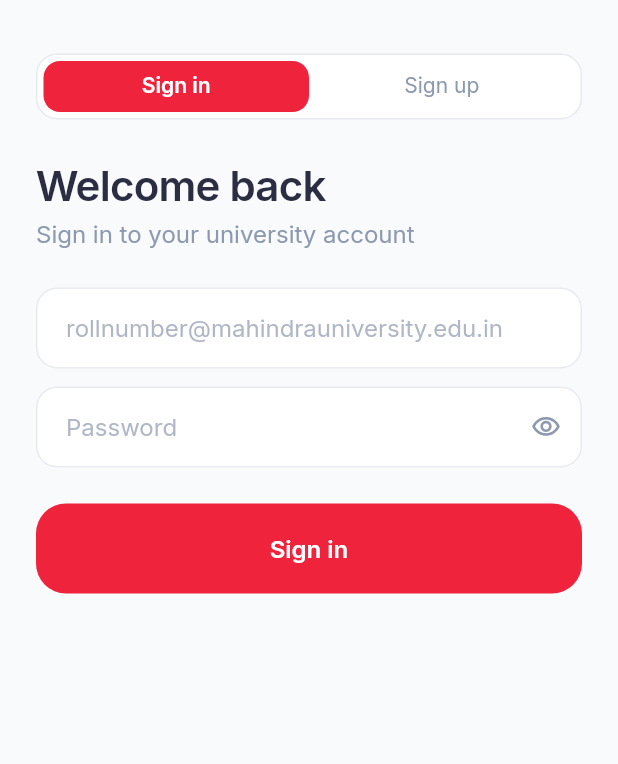
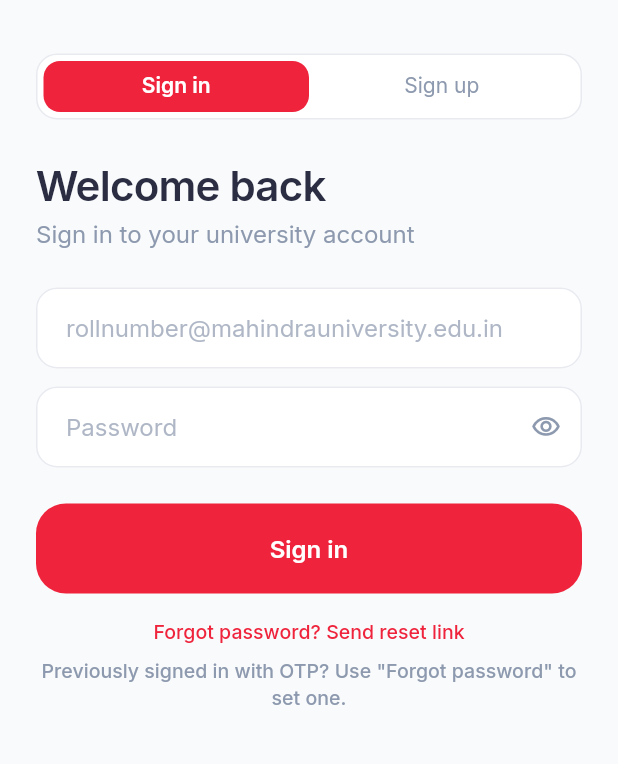
Before and after one commit to Guna1237/tomato, a Flutter app: the LoginScreen screen opened by its route, on a phone screen of 412 x 824 dp, the part 125-889 px from its top. Run offline on Flutter 3.47's test engine with Material 3 defaults, Android fonts, the phone set to English and light mode, and no system bars; our stand-ins replace cached_network_image, flutter_animate, flutter_map, flutter_riverpod, go_router, google_fonts and 4 more; missing offline and left inert: google_mlkit_face_detection; accounts and stored records are empty.

Commit message:
feat: sign up collects password then OTP, forgot password for existing users
- Sign up: email + password + confirm → signUp() → OTP verify → profile setup
- Sign in: email + password as before
- Forgot password link on sign-in tab sends reset email (handles users who
  had no password from old OTP-only flow)
- OTP screen: mode=signup param routes to /profile-setup, else checks profile
- OTP resend uses supabase.auth.resend(type: OtpType.signup)
- Friendlier error messages and snackbar styling throughout

Co-Authored-By: Claude Sonnet 4.6 <noreply@anthropic.com>

```diff
--- a/lib/features/auth/login_screen.dart
+++ b/lib/features/auth/login_screen.dart
@@ -15,13 +15,14 @@ class LoginScreen extends StatefulWidget {
 
 class _LoginScreenState extends State<LoginScreen>
     with SingleTickerProviderStateMixin {
-  // false = sign in (password), true = sign up (OTP)
   bool _isSignUp = false;
   bool _isLoading = false;
 
   final _emailCtrl = TextEditingController();
   final _passwordCtrl = TextEditingController();
+  final _confirmCtrl = TextEditingController();
   bool _showPassword = false;
+  bool _showConfirm = false;
 
   late final TabController _tabController;
 
@@ -35,6 +36,7 @@ class _LoginScreenState extends State<LoginScreen>
           _isSignUp = _tabController.index == 1;
           _emailCtrl.clear();
           _passwordCtrl.clear();
+          _confirmCtrl.clear();
         });
       }
     });
@@ -44,6 +46,7 @@ class _LoginScreenState extends State<LoginScreen>
   void dispose() {
     _emailCtrl.dispose();
     _passwordCtrl.dispose();
+    _confirmCtrl.dispose();
     _tabController.dispose();
     super.dispose();
   }
@@ -51,6 +54,7 @@ class _LoginScreenState extends State<LoginScreen>
   bool _validEmail(String email) =>
       email.trim().toLowerCase().endsWith('@mahindrauniversity.edu.in');
 
+  // Sign in: email + password
   Future<void> _signIn() async {
     final email = _emailCtrl.text.trim().toLowerCase();
     final password = _passwordCtrl.text;
@@ -75,24 +79,51 @@ class _LoginScreenState extends State<LoginScreen>
     }
   }
 
-  // Sign up sends OTP to email — no password needed for first-time users
+  // Sign up: email + password + confirm → send OTP → verify → profile setup
   Future<void> _signUp() async {
     final email = _emailCtrl.text.trim().toLowerCase();
+    final password = _passwordCtrl.text;
+    final confirm = _confirmCtrl.text;
 
     if (!_validEmail(email)) {
       _showError('Must be a @mahindrauniversity.edu.in address');
       return;
     }
+    if (password.length < 6) {
+      _showError('Password must be at least 6 characters');
+      return;
+    }
+    if (password != confirm) {
+      _showError('Passwords do not match');
+      return;
+    }
 
     setState(() => _isLoading = true);
     try {
-      await supabase.auth.signInWithOtp(
-        email: email,
-        shouldCreateUser: true,
-        emailRedirectTo: null,
-      );
+      // signUp creates the account with a password AND sends OTP to verify email
+      await supabase.auth.signUp(email: email, password: password);
       if (mounted) {
-        context.go('/otp?email=${Uri.encodeComponent(email)}');
+        context.go('/otp?email=${Uri.encodeComponent(email)}&mode=signup');
+      }
+    } catch (e) {
+      if (mounted) _showError(_friendlyError(e.toString()));
+    } finally {
+      if (mounted) setState(() => _isLoading = false);
+    }
+  }
+
+  // Forgot / set password: sends a magic link / OTP for password reset
+  Future<void> _forgotPassword() async {
+    final email = _emailCtrl.text.trim().toLowerCase();
+    if (!_validEmail(email)) {
+      _showError('Enter your MU email above first');
+      return;
+    }
+    setState(() => _isLoading = true);
+    try {
+      await supabase.auth.resetPasswordForEmail(email);
+      if (mounted) {
+        _showInfo('Password reset link sent to $email');
       }
     } catch (e) {
       if (mounted) _showError(_friendlyError(e.toString()));
@@ -106,8 +137,11 @@ class _LoginScreenState extends State<LoginScreen>
     if (r.contains('invalid login') || r.contains('invalid credentials')) {
       return 'Incorrect email or password';
     }
+    if (r.contains('already registered') || r.contains('user already')) {
+      return 'Account already exists — sign in instead';
+    }
     if (r.contains('email not confirmed')) {
-      return 'Check your email to confirm your account';
+      return 'Check your email inbox for the verification code';
     }
     if (r.contains('rate') || r.contains('429')) {
       return 'Too many attempts — wait a minute and try again';
@@ -130,12 +164,23 @@ class _LoginScreenState extends State<LoginScreen>
     );
   }
 
+  void _showInfo(String message) {
+    ScaffoldMessenger.of(context).showSnackBar(
+      SnackBar(
+        content: Text(message),
+        behavior: SnackBarBehavior.floating,
+        backgroundColor: AppColors.leaf500,
+        shape: RoundedRectangleBorder(borderRadius: BorderRadius.circular(12)),
+        margin: const EdgeInsets.fromLTRB(16, 0, 16, 24),
+      ),
+    );
+  }
+
   InputDecoration _field({required String hint, Widget? suffix}) {
     return InputDecoration(
       hintText: hint,
       hintStyle: AppTextStyles.body(
-        color: AppColors.lavenderGrey.withValues(alpha: 0.7),
-      ),
+          color: AppColors.lavenderGrey.withValues(alpha: 0.7)),
       suffixIcon: suffix,
       filled: true,
       fillColor: Colors.white,
@@ -151,9 +196,19 @@ class _LoginScreenState extends State<LoginScreen>
         borderRadius: BorderRadius.circular(14),
         borderSide: const BorderSide(color: AppColors.punchRed, width: 1.5),
       ),
-      contentPadding: const EdgeInsets.symmetric(horizontal: 16, vertical: 15),
+      contentPadding:
+          const EdgeInsets.symmetric(horizontal: 16, vertical: 15),
     );
   }
+
+  Widget _eyeIcon(bool visible, VoidCallback toggle) => IconButton(
+        icon: Icon(
+          visible ? Icons.visibility_off_outlined : Icons.visibility_outlined,
+          color: AppColors.lavenderGrey,
+          size: 20,
+        ),
+        onPressed: toggle,
+      );
 
   @override
   Widget build(BuildContext context) {
@@ -161,13 +216,11 @@ class _LoginScreenState extends State<LoginScreen>
       backgroundColor: AppColors.bgCanvas,
       body: Column(
         children: [
-          // Thin red accent bar
           Container(
             height: 3,
             decoration: const BoxDecoration(
               gradient: LinearGradient(
-                colors: [AppColors.punchRed, Color(0xFFFF6A55)],
-              ),
+                  colors: [AppColors.punchRed, Color(0xFFFF6A55)]),
             ),
           ),
           Expanded(
@@ -180,7 +233,7 @@ class _LoginScreenState extends State<LoginScreen>
                   children: [
                     const SizedBox(height: 40),
 
-                    // Logo row
+                    // Logo
                     Row(
                       children: [
                         const TomatoMark(size: 40),
@@ -201,24 +254,23 @@ class _LoginScreenState extends State<LoginScreen>
 
                     const SizedBox(height: 36),
 
-                    // Tab switcher: Sign in / Sign up
+                    // Tab switcher
                     Container(
                       height: 44,
                       decoration: BoxDecoration(
                         color: Colors.white,
                         borderRadius: BorderRadius.circular(14),
                         border: const Border.fromBorderSide(
-                          BorderSide(color: Color(0xFFE8EAF0)),
-                        ),
+                            BorderSide(color: Color(0xFFE8EAF0))),
                       ),
                       child: TabBar(
                         controller: _tabController,
+                        labelColor: Colors.white,
+                        unselectedLabelColor: AppColors.lavenderGrey,
                         labelStyle: AppTextStyles.bodySmSemibold(
                             color: Colors.white),
-                        unselectedLabelStyle: AppTextStyles.bodySm(
-                            color: AppColors.lavenderGrey),
-                        labelColor: Colors.white,
-                        unselectedLabelColor: AppColors.lavenderGrey,
+                        unselectedLabelStyle:
+                            AppTextStyles.bodySm(color: AppColors.lavenderGrey),
                         indicator: BoxDecoration(
                           color: AppColors.punchRed,
                           borderRadius: BorderRadius.circular(11),
@@ -235,53 +287,57 @@ class _LoginScreenState extends State<LoginScreen>
 
                     const SizedBox(height: 28),
 
-                    // Heading changes with tab
                     Text(
                       _isSignUp ? 'Create account' : 'Welcome back',
-                      style: AppTextStyles.h1(color: AppColors.spaceIndigo),
+                      style:
+                          AppTextStyles.h1(color: AppColors.spaceIndigo),
                     ),
                     const SizedBox(height: 4),
                     Text(
                       _isSignUp
-                          ? 'Enter your university email — we\'ll send you a one-time code'
+                          ? 'Choose a password — we\'ll verify your email with a code'
                           : 'Sign in to your university account',
-                      style: AppTextStyles.body(color: AppColors.lavenderGrey),
+                      style:
+                          AppTextStyles.body(color: AppColors.lavenderGrey),
                     ),
 
                     const SizedBox(height: 24),
 
-                    // Email field (always shown)
+                    // Email
                     TextField(
                       controller: _emailCtrl,
                       keyboardType: TextInputType.emailAddress,
                       autocorrect: false,
                       style: AppTextStyles.body(color: AppColors.spaceIndigo),
                       decoration: _field(
-                        hint: 'rollnumber@mahindrauniversity.edu.in',
+                          hint: 'rollnumber@mahindrauniversity.edu.in'),
+                    ),
+                    const SizedBox(height: 12),
+
+                    // Password
+                    TextField(
+                      controller: _passwordCtrl,
+                      obscureText: !_showPassword,
+                      style: AppTextStyles.body(color: AppColors.spaceIndigo),
+                      decoration: _field(
+                        hint: 'Password',
+                        suffix: _eyeIcon(_showPassword,
+                            () => setState(() => _showPassword = !_showPassword)),
                       ),
                     ),
 
-                    // Password field — sign in only
-                    if (!_isSignUp) ...[
+                    // Confirm password — sign up only
+                    if (_isSignUp) ...[
                       const SizedBox(height: 12),
                       TextField(
-                        controller: _passwordCtrl,
-                        obscureText: !_showPassword,
+                        controller: _confirmCtrl,
+                        obscureText: !_showConfirm,
                         style:
                             AppTextStyles.body(color: AppColors.spaceIndigo),
                         decoration: _field(
-                          hint: 'Password',
-                          suffix: IconButton(
-                            icon: Icon(
-                              _showPassword
-                                  ? Icons.visibility_off_outlined
-                                  : Icons.visibility_outlined,
-                              color: AppColors.lavenderGrey,
-                              size: 20,
-                            ),
-                            onPressed: () => setState(
-                                () => _showPassword = !_showPassword),
-                          ),
+                          hint: 'Confirm password',
+                          suffix: _eyeIcon(_showConfirm,
+                              () => setState(() => _showConfirm = !_showConfirm)),
                         ),
                       ),
                     ],
@@ -289,7 +345,7 @@ class _LoginScreenState extends State<LoginScreen>
                     const SizedBox(height: 24),
 
                     TomatoButton(
-                      label: _isSignUp ? 'Send code' : 'Sign in',
+                      label: _isSignUp ? 'Continue' : 'Sign in',
                       isFullWidth: true,
                       size: TomatoButtonSize.lg,
                       isLoading: _isLoading,
@@ -297,6 +353,30 @@ class _LoginScreenState extends State<LoginScreen>
                           ? null
                           : (_isSignUp ? _signUp : _signIn),
                     ),
+
+                    // Forgot password — sign in tab only
+                    if (!_isSignUp) ...[
+                      const SizedBox(height: 16),
+                      Center(
+                        child: GestureDetector(
+                          onTap: _isLoading ? null : _forgotPassword,
+                          child: Text(
+                            'Forgot password? Send reset link',
+                            style: AppTextStyles.meta(
+                                color: AppColors.punchRed),
+                          ),
+                        ),
+                      ),
+                      const SizedBox(height: 8),
+                      Center(
+                        child: Text(
+                          'Previously signed in with OTP? Use "Forgot password" to set one.',
+                          textAlign: TextAlign.center,
+                          style: AppTextStyles.meta(
+                              color: AppColors.lavenderGrey),
+                        ),
+                      ),
+                    ],
 
                     if (_isSignUp) ...[
                       const SizedBox(height: 16),
@@ -307,7 +387,7 @@ class _LoginScreenState extends State<LoginScreen>
                           const SizedBox(width: 8),
                           Expanded(
                             child: Text(
-                              'A 6-digit code will be sent to your MU email inbox',
+                              'A 6-digit verification code will be sent to your MU email',
                               style: AppTextStyles.meta(
                                   color: AppColors.lavenderGrey),
                             ),
```
Also changed, not shown: lib/features/auth/otp_screen.dart (+40 -14 lines).
